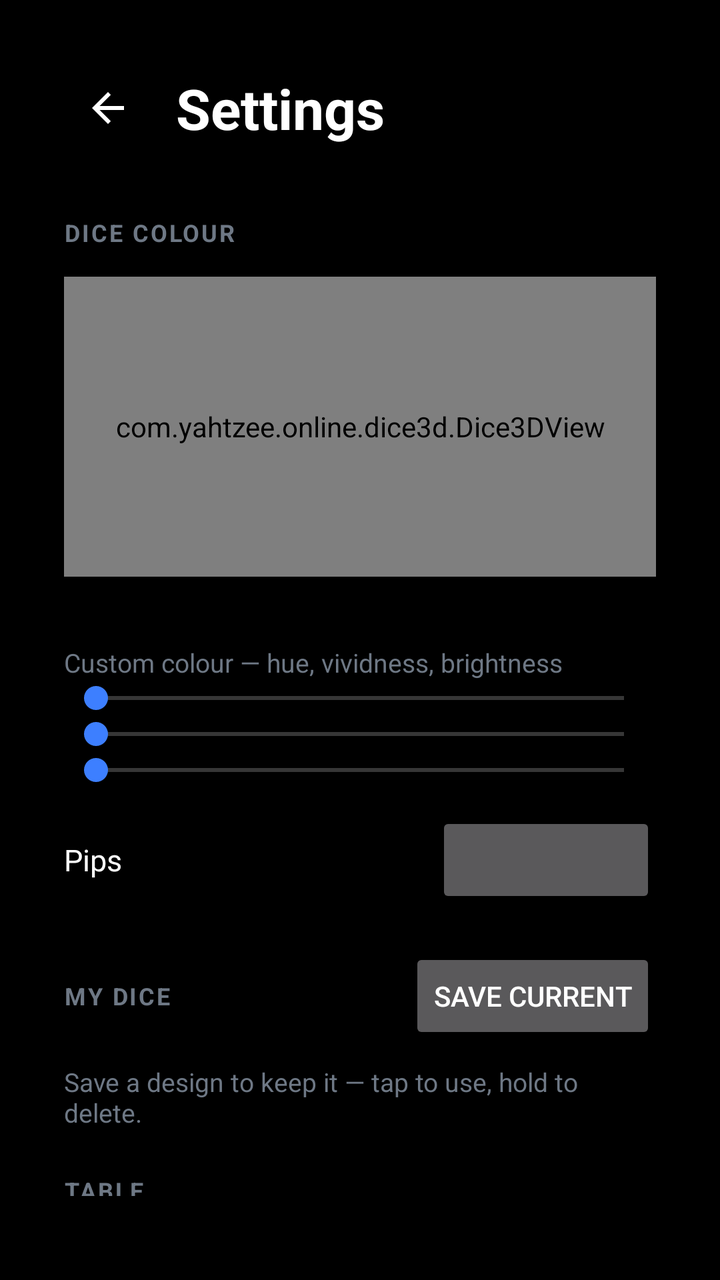
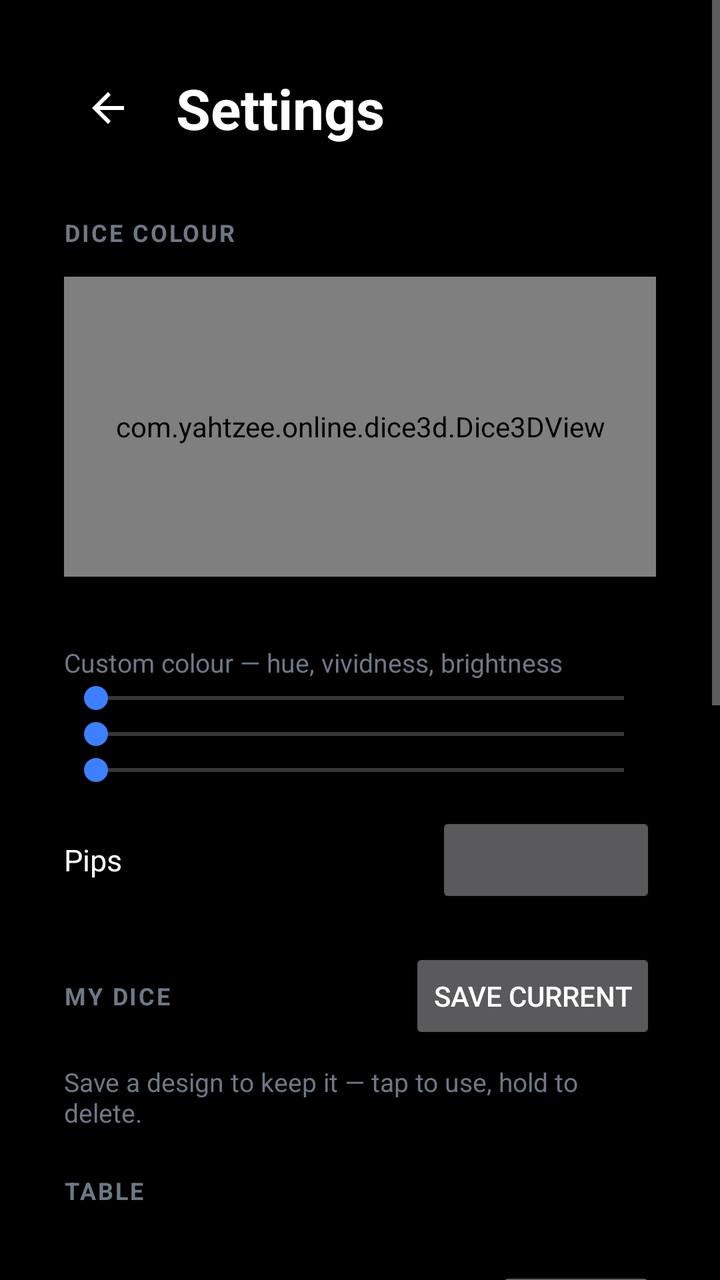

An Android layout rendered at two revisions. The XML below is the earlier revision; the diff shows what the commit changed to produce the second picture.
<!-- AndroidManifest.xml: application theme Theme.YahtzeeOnline -->
<!-- res/layout/activity_settings.xml -->
<?xml version="1.0" encoding="utf-8"?>
<LinearLayout xmlns:android="http://schemas.android.com/apk/res/android"
    android:layout_width="match_parent"
    android:layout_height="match_parent"
    android:orientation="vertical"
    android:background="@color/background"
    android:padding="32dp">

    <LinearLayout
        android:layout_width="match_parent"
        android:layout_height="wrap_content"
        android:orientation="horizontal"
        android:gravity="center_vertical"
        android:layout_marginBottom="32dp">

        <ImageButton
            android:id="@+id/backButton"
            android:layout_width="44dp"
            android:layout_height="44dp"
            android:background="?attr/selectableItemBackgroundBorderless"
            android:src="@drawable/ic_back"
            android:contentDescription="@string/back"
            android:padding="10dp"
            android:layout_marginEnd="12dp" />

        <TextView
            android:id="@+id/settingsTitle"
            android:layout_width="wrap_content"
            android:layout_height="wrap_content"
            android:text="@string/settings"
            android:textSize="28sp"
            android:textStyle="bold"
            android:textColor="@color/text_dark" />

    </LinearLayout>

    <TextView
        android:layout_width="wrap_content"
        android:layout_height="wrap_content"
        android:text="@string/dice_color"
        android:textAllCaps="true"
        android:textSize="12sp"
        android:textStyle="bold"
        android:letterSpacing="0.08"
        android:textColor="@color/text_muted"
        android:layout_marginBottom="14dp" />

    <com.yahtzee.online.dice3d.Dice3DView
        android:id="@+id/dicePreview"
        android:layout_width="match_parent"
        android:layout_height="150dp"
        android:layout_marginBottom="16dp" />

    <HorizontalScrollView
        android:layout_width="match_parent"
        android:layout_height="wrap_content"
        android:scrollbars="none">

        <LinearLayout
            android:id="@+id/diceColorRow"
            android:layout_width="wrap_content"
            android:layout_height="wrap_content"
            android:orientation="horizontal" />

    </HorizontalScrollView>

    <TextView
        android:layout_width="wrap_content"
        android:layout_height="wrap_content"
        android:text="@string/custom_colour"
        android:textSize="13sp"
        android:textColor="@color/text_muted"
        android:layout_marginTop="18dp" />

    <SeekBar
        android:id="@+id/hueSlider"
        android:layout_width="match_parent"
        android:layout_height="wrap_content"
        android:max="359" />

    <SeekBar
        android:id="@+id/saturationSlider"
        android:layout_width="match_parent"
        android:layout_height="wrap_content"
        android:max="100" />

    <SeekBar
        android:id="@+id/brightnessSlider"
        android:layout_width="match_parent"
        android:layout_height="wrap_content"
        android:max="100" />

    <LinearLayout
        android:layout_width="match_parent"
        android:layout_height="wrap_content"
        android:orientation="horizontal"
        android:gravity="center_vertical"
        android:layout_marginTop="12dp">

        <TextView
            android:layout_width="0dp"
            android:layout_height="wrap_content"
            android:layout_weight="1"
            android:text="@string/pip_style"
            android:textSize="15sp"
            android:textColor="@color/text_dark" />

        <Button
            android:id="@+id/pipStyleButton"
            style="?android:attr/buttonStyleSmall"
            android:layout_width="wrap_content"
            android:layout_height="wrap_content"
            android:minWidth="110dp" />

    </LinearLayout>

    <LinearLayout
        android:layout_width="match_parent"
        android:layout_height="wrap_content"
        android:orientation="horizontal"
        android:gravity="center_vertical"
        android:layout_marginTop="20dp">

        <TextView
            android:layout_width="0dp"
            android:layout_height="wrap_content"
            android:layout_weight="1"
            android:text="@string/my_dice"
            android:textAllCaps="true"
            android:textSize="12sp"
            android:textStyle="bold"
            android:letterSpacing="0.08"
            android:textColor="@color/text_muted" />

        <Button
            android:id="@+id/saveDiceButton"
            style="?android:attr/buttonStyleSmall"
            android:layout_width="wrap_content"
            android:layout_height="wrap_content"
            android:text="@string/save_dice" />

    </LinearLayout>

    <HorizontalScrollView
        android:layout_width="match_parent"
        android:layout_height="wrap_content"
        android:scrollbars="none"
        android:layout_marginTop="6dp">

        <LinearLayout
            android:id="@+id/savedDiceRow"
            android:layout_width="wrap_content"
            android:layout_height="wrap_content"
            android:orientation="horizontal" />

    </HorizontalScrollView>

    <TextView
        android:id="@+id/savedDiceEmpty"
        android:layout_width="match_parent"
        android:layout_height="wrap_content"
        android:text="@string/no_saved_dice"
        android:textSize="13sp"
        android:textColor="@color/text_muted"
        android:paddingTop="4dp" />

    <TextView
        android:layout_width="wrap_content"
        android:layout_height="wrap_content"
        android:text="@string/table_colour"
        android:textAllCaps="true"
        android:textSize="12sp"
        android:textStyle="bold"
        android:letterSpacing="0.08"
        android:textColor="@color/text_muted"
        android:layout_marginTop="22dp"
        android:layout_marginBottom="10dp" />

    <HorizontalScrollView
        android:layout_width="match_parent"
        android:layout_height="wrap_content"
        android:scrollbars="none">

        <LinearLayout
            android:id="@+id/tableColorRow"
            android:layout_width="wrap_content"
            android:layout_height="wrap_content"
            android:orientation="horizontal" />

    </HorizontalScrollView>

    <LinearLayout
        android:layout_width="match_parent"
        android:layout_height="wrap_content"
        android:orientation="horizontal"
        android:gravity="center_vertical"
        android:layout_marginTop="20dp">

        <TextView
            android:layout_width="0dp"
            android:layout_height="wrap_content"
            android:layout_weight="1"
            android:text="@string/keep_screen_on"
            android:textSize="15sp"
            android:textColor="@color/text_dark" />

        <Button
            android:id="@+id/keepScreenOnButton"
            style="?android:attr/buttonStyleSmall"
            android:layout_width="wrap_content"
            android:layout_height="wrap_content"
            android:minWidth="80dp" />

    </LinearLayout>

    <LinearLayout
        android:layout_width="match_parent"
        android:layout_height="wrap_content"
        android:orientation="horizontal"
        android:gravity="center_vertical"
        android:layout_marginTop="8dp">

        <TextView
            android:layout_width="0dp"
            android:layout_height="wrap_content"
            android:layout_weight="1"
            android:text="@string/confirm_scoring"
            android:textSize="15sp"
            android:textColor="@color/text_dark" />

        <Button
            android:id="@+id/confirmScoringButton"
            style="?android:attr/buttonStyleSmall"
            android:layout_width="wrap_content"
            android:layout_height="wrap_content"
            android:minWidth="80dp" />

    </LinearLayout>

    <LinearLayout
        android:layout_width="match_parent"
        android:layout_height="wrap_content"
        android:orientation="horizontal"
        android:gravity="center_vertical"
        android:layout_marginTop="8dp">

        <TextView
            android:layout_width="0dp"
            android:layout_height="wrap_content"
            android:layout_weight="1"
            android:text="@string/sound_effects"
            android:textSize="15sp"
            android:textColor="@color/text_dark" />

        <Button
            android:id="@+id/soundButton"
            style="?android:attr/buttonStyleSmall"
            android:layout_width="wrap_content"
            android:layout_height="wrap_content"
            android:minWidth="80dp" />

    </LinearLayout>

    <LinearLayout
        android:layout_width="match_parent"
        android:layout_height="wrap_content"
        android:orientation="horizontal"
        android:gravity="center_vertical"
        android:layout_marginTop="8dp">

        <TextView
            android:layout_width="0dp"
            android:layout_height="wrap_content"
            android:layout_weight="1"
            android:text="@string/haptics"
            android:textSize="15sp"
            android:textColor="@color/text_dark" />

        <Button
            android:id="@+id/hapticsButton"
            style="?android:attr/buttonStyleSmall"
            android:layout_width="wrap_content"
            android:layout_height="wrap_content"
            android:minWidth="80dp" />

    </LinearLayout>

    <LinearLayout
        android:layout_width="match_parent"
        android:layout_height="wrap_content"
        android:orientation="horizontal"
        android:gravity="center_vertical"
        android:layout_marginTop="8dp">

        <TextView
            android:layout_width="0dp"
            android:layout_height="wrap_content"
            android:layout_weight="1"
            android:text="@string/left_handed"
            android:textSize="15sp"
            android:textColor="@color/text_dark" />

        <Button
            android:id="@+id/leftHandedButton"
            style="?android:attr/buttonStyleSmall"
            android:layout_width="wrap_content"
            android:layout_height="wrap_content"
            android:minWidth="80dp" />

    </LinearLayout>

    <LinearLayout
        android:layout_width="match_parent"
        android:layout_height="wrap_content"
        android:orientation="horizontal"
        android:gravity="center_vertical"
        android:layout_marginTop="8dp">

        <TextView
            android:layout_width="0dp"
            android:layout_height="wrap_content"
            android:layout_weight="1"
            android:text="@string/dice_motion"
            android:textSize="15sp"
            android:textColor="@color/text_dark" />

        <Button
            android:id="@+id/diceMotionButton"
            style="?android:attr/buttonStyleSmall"
            android:layout_width="wrap_content"
            android:layout_height="wrap_content"
            android:minWidth="80dp" />

    </LinearLayout>

    <LinearLayout
        android:layout_width="match_parent"
        android:layout_height="wrap_content"
        android:orientation="horizontal"
        android:gravity="center_vertical"
        android:layout_marginTop="8dp">

        <TextView
            android:layout_width="0dp"
            android:layout_height="wrap_content"
            android:layout_weight="1"
            android:text="@string/bot_skill"
            android:textSize="15sp"
            android:textColor="@color/text_dark" />

        <Button
            android:id="@+id/botSkillButton"
            style="?android:attr/buttonStyleSmall"
            android:layout_width="wrap_content"
            android:layout_height="wrap_content"
            android:minWidth="80dp" />

    </LinearLayout>

    
    <Space
        android:layout_width="match_parent"
        android:layout_height="0dp"
        android:layout_weight="1" />

    <View
        android:layout_width="match_parent"
        android:layout_height="1dp"
        android:background="@color/row_border"
        android:layout_marginBottom="20dp" />

    <Button
        android:id="@+id/checkForUpdatesButton"
        android:layout_width="match_parent"
        android:layout_height="wrap_content"
        android:text="@string/check_for_updates" />

    <ProgressBar
        android:id="@+id/checkForUpdatesProgress"
        android:layout_width="wrap_content"
        android:layout_height="wrap_content"
        android:layout_gravity="center_horizontal"
        android:layout_marginTop="16dp"
        android:visibility="gone" />

    <TextView
        android:id="@+id/versionText"
        android:layout_width="match_parent"
        android:layout_height="wrap_content"
        android:gravity="center_horizontal"
        android:textSize="14sp"
        android:textColor="@color/text_muted"
        android:layout_marginTop="16dp" />

</LinearLayout>
<!-- resources referenced by this layout -->
<resources>
  <color name="background">#000000</color>
  <color name="row_border">#1C2028</color>
  <color name="text_dark">#FFFFFF</color>
  <color name="text_muted">#6E7885</color>
  <!-- drawable ic_back (drawable) -->
  <vector xmlns:android="http://schemas.android.com/apk/res/android"
      android:width="24dp"
      android:height="24dp"
      android:viewportWidth="24"
      android:viewportHeight="24">
      <path
          android:fillColor="#FFFFFFFF"
          android:pathData="M20,11H7.83l5.59,-5.59L12,4l-8,8 8,8 1.41,-1.41L7.83,13H20v-2z" />
  </vector>
  <string name="back">Back</string>
  <string name="bot_skill">Bot skill</string>
  <string name="check_for_updates">Check for Updates</string>
  <string name="confirm_scoring">Confirm before scoring</string>
  <string name="custom_colour">Custom colour — hue, vividness, brightness</string>
  <string name="dice_color">Dice Colour</string>
  <string name="dice_motion">Dice animation</string>
  <string name="haptics">Vibration</string>
  <string name="keep_screen_on">Keep screen on during a game</string>
  <string name="left_handed">Left-handed throw</string>
  <string name="my_dice">My dice</string>
  <string name="no_saved_dice">Save a design to keep it — tap to use, hold to delete.</string>
  <string name="pip_style">Pips</string>
  <string name="save_dice">Save current</string>
  <string name="settings">Settings</string>
  <string name="sound_effects">Sound effects</string>
  <string name="table_colour">Table</string>
  <style name="Theme.YahtzeeOnline" parent="Theme.MaterialComponents.NoActionBar">
          <item name="colorPrimary">@color/brand_primary</item>
          <item name="colorPrimaryDark">@color/brand_primary_dark</item>
          <item name="colorAccent">@color/brand_accent</item>
          <item name="android:windowBackground">@color/background</item>
          <item name="android:textColorPrimary">@color/text_dark</item>
          <item name="android:textColor">@color/text_dark</item>
      </style>
  <color name="brand_primary">#3D7FFF</color>
  <color name="brand_primary_dark">#2358C9</color>
  <color name="brand_accent">#3D7FFF</color>
</resources>

<!-- the commit's change to res/layout/activity_settings.xml (unified diff, before → after) -->
@@ -1,9 +1,15 @@
 <?xml version="1.0" encoding="utf-8"?>
-<LinearLayout xmlns:android="http://schemas.android.com/apk/res/android"
+<ScrollView xmlns:android="http://schemas.android.com/apk/res/android"
     android:layout_width="match_parent"
     android:layout_height="match_parent"
+    android:background="@color/background"
+    android:fillViewport="true"
+    android:scrollbars="vertical">
+
+<LinearLayout
+    android:layout_width="match_parent"
+    android:layout_height="wrap_content"
     android:orientation="vertical"
-    android:background="@color/background"
     android:padding="32dp">
 
     <LinearLayout
@@ -390,6 +396,9 @@
         android:gravity="center_horizontal"
         android:textSize="14sp"
         android:textColor="@color/text_muted"
-        android:layout_marginTop="16dp" />
+        android:layout_marginTop="16dp"
+        android:paddingBottom="8dp" />
 
 </LinearLayout>
+
+</ScrollView>
